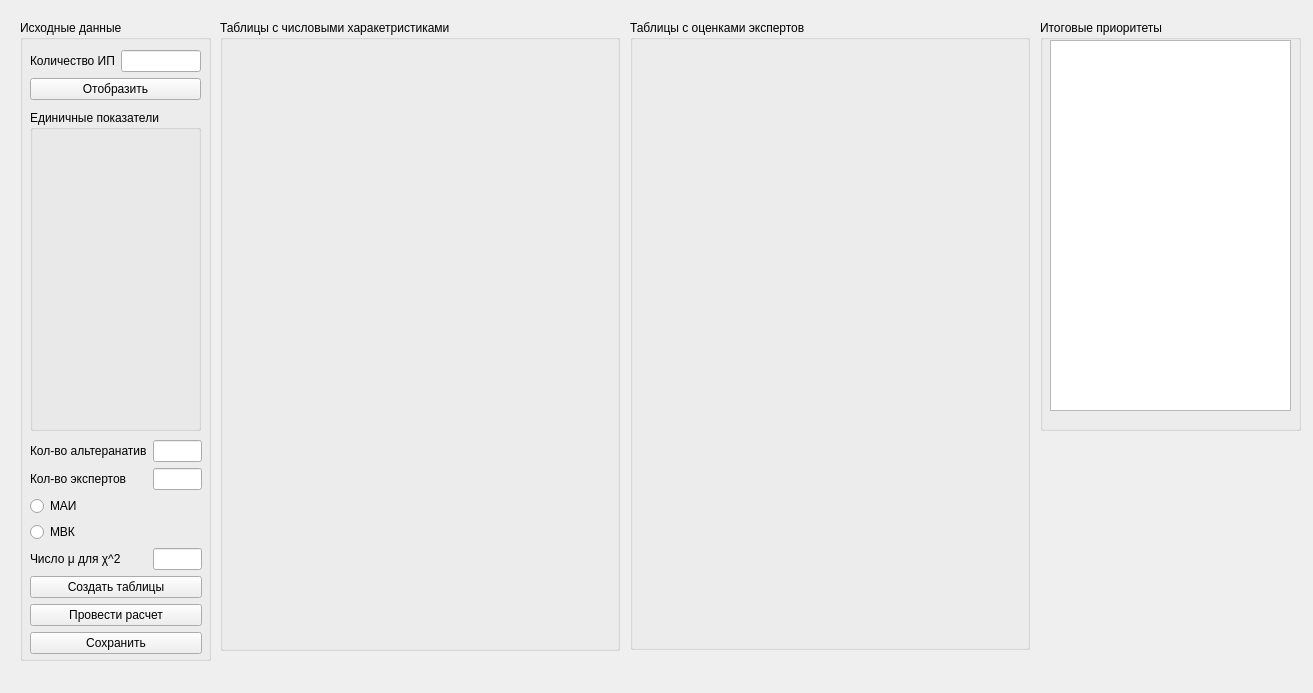
The window that MethodsHAWC.ui (ErRomag/BenchmarkingMethods) describes before a commit, drawn with Qt 5.
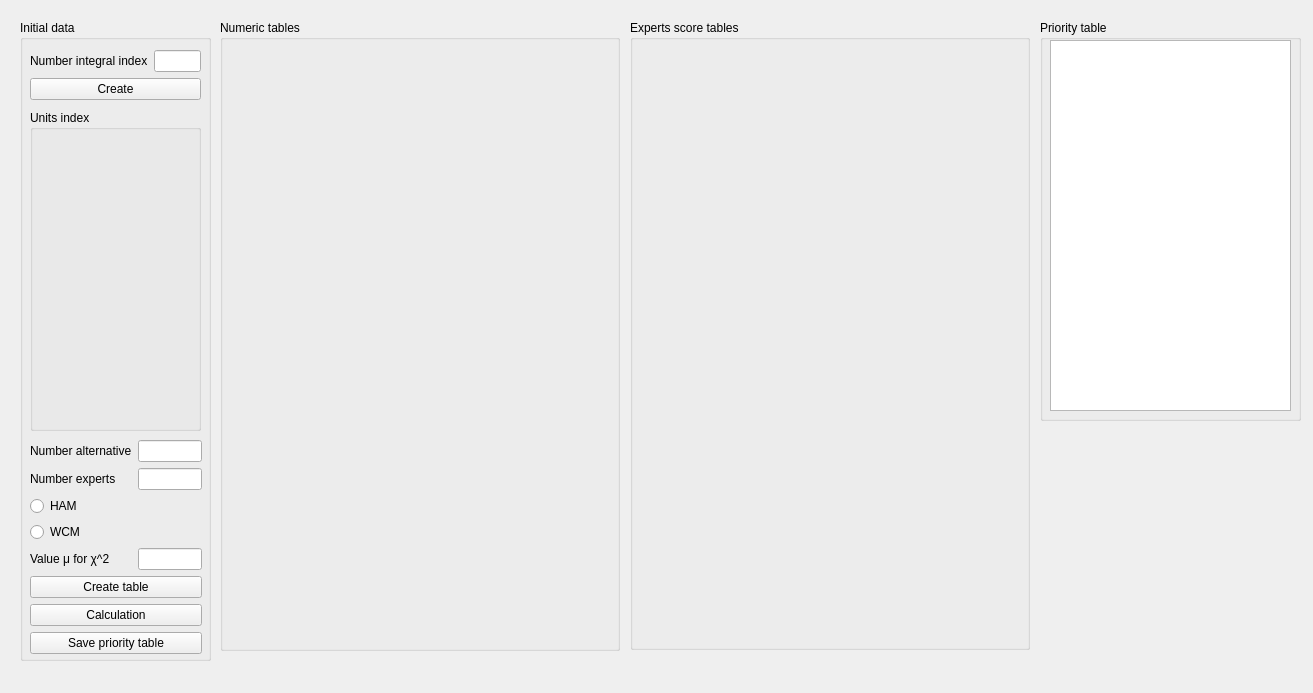
The same window after the commit.

Diff of the .ui file:
```diff
--- a/MethodsHAWC.ui
+++ b/MethodsHAWC.ui
@@ -24,7 +24,7 @@
      </rect>
     </property>
     <property name="title">
-     <string>Исходные данные</string>
+     <string>Initial data</string>
     </property>
     <widget class="QGroupBox" name="groupBox_2">
      <property name="geometry">
@@ -36,7 +36,7 @@
       </rect>
      </property>
      <property name="title">
-      <string>Единичные показатели</string>
+      <string>Units index</string>
      </property>
      <widget class="QWidget" name="verticalLayoutWidget">
       <property name="geometry">
@@ -66,7 +66,7 @@
       <item row="1" column="0">
        <widget class="QLabel" name="label_3">
         <property name="text">
-         <string>Кол-во экспертов</string>
+         <string>Number experts</string>
         </property>
        </widget>
       </item>
@@ -76,21 +76,21 @@
       <item row="4" column="0">
        <widget class="QLabel" name="label_4">
         <property name="text">
-         <string>Число μ для χ^2</string>
+         <string>Value μ for χ^2</string>
         </property>
        </widget>
       </item>
       <item row="2" column="0" colspan="2">
        <widget class="QRadioButton" name="HAMRadioButton">
         <property name="text">
-         <string>МАИ</string>
+         <string>HAM</string>
         </property>
        </widget>
       </item>
       <item row="5" column="0" colspan="2">
        <widget class="QPushButton" name="CreateTablesPushButton">
         <property name="text">
-         <string>Создать таблицы</string>
+         <string>Create table</string>
         </property>
        </widget>
       </item>
@@ -100,28 +100,28 @@
       <item row="6" column="0" colspan="2">
        <widget class="QPushButton" name="CalculationPushButton">
         <property name="text">
-         <string>Провести расчет</string>
+         <string>Calculation</string>
         </property>
        </widget>
       </item>
       <item row="7" column="0" colspan="2">
        <widget class="QPushButton" name="SavePushButton">
         <property name="text">
-         <string>Сохранить</string>
+         <string>Save priority table</string>
         </property>
        </widget>
       </item>
       <item row="0" column="0">
        <widget class="QLabel" name="label_2">
         <property name="text">
-         <string>Кол-во альтеранатив</string>
+         <string>Number alternative</string>
         </property>
        </widget>
       </item>
       <item row="3" column="0" colspan="2">
        <widget class="QRadioButton" name="WCMRadioButton">
         <property name="text">
-         <string>МВК</string>
+         <string>WCM</string>
         </property>
        </widget>
       </item>
@@ -140,7 +140,7 @@
       <item row="0" column="0">
        <widget class="QLabel" name="label">
         <property name="text">
-         <string>Количество ИП</string>
+         <string>Number integral index</string>
         </property>
        </widget>
       </item>
@@ -154,7 +154,7 @@
       <item row="1" column="0" colspan="2">
        <widget class="QPushButton" name="CreateSingleIndexPushButton">
         <property name="text">
-         <string>Отобразить</string>
+         <string>Create</string>
         </property>
        </widget>
       </item>
@@ -171,7 +171,7 @@
      </rect>
     </property>
     <property name="title">
-     <string>Таблицы с числовыми харакетристиками</string>
+     <string>Numeric tables</string>
     </property>
     <widget class="QWidget" name="verticalLayoutWidget_2">
      <property name="geometry">
@@ -195,7 +195,7 @@
      </rect>
     </property>
     <property name="title">
-     <string>Таблицы с оценками экспертов</string>
+     <string>Experts score tables</string>
     </property>
     <widget class="QWidget" name="verticalLayoutWidget_3">
      <property name="geometry">
@@ -215,11 +215,11 @@
       <x>1040</x>
       <y>20</y>
       <width>261</width>
-      <height>411</height>
+      <height>401</height>
      </rect>
     </property>
     <property name="title">
-     <string>Итоговые приоритеты</string>
+     <string>Priority table</string>
     </property>
     <widget class="QTableWidget" name="finalPrioritetsTableWidget">
      <property name="geometry">
```
